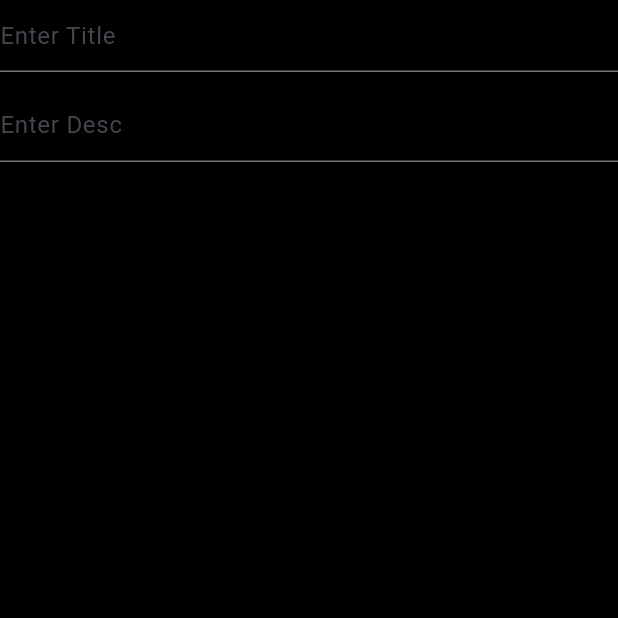
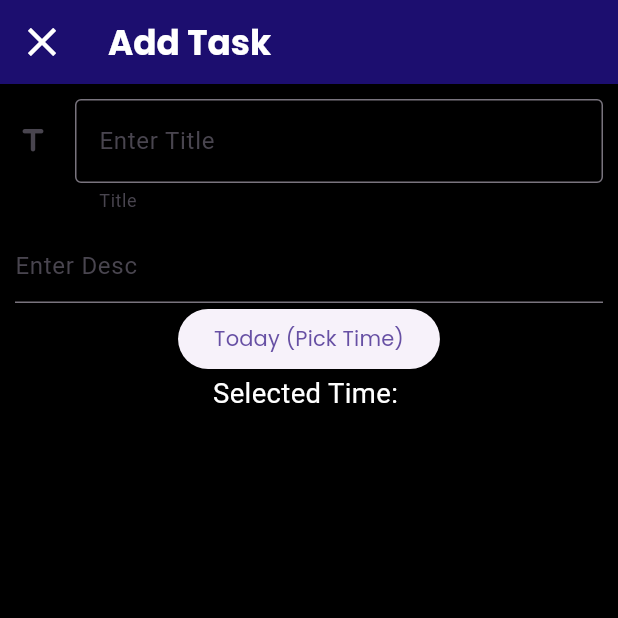
Before and after one commit to Ayushkarun/Tickdone-todo-app, a Flutter app: the Newtask screen opened directly, on a phone screen of 412 x 824 dp, the top half of it. Run offline on Flutter 3.47's test engine with Material 3 defaults, Android fonts, the phone set to English and light mode, and no system bars; our stand-ins replace awesome_snackbar_content, blurrycontainer, firebase_core, flutter_native_splash, flutter_screenutil, flutter_spinkit and 3 more; missing offline and left inert: day_night_time_picker; accounts and stored records are empty.

Commit message:
New task page

```diff
--- a/lib/Screens/Task/NewTask.dart
+++ b/lib/Screens/Task/NewTask.dart
@@ -1,5 +1,7 @@
 import 'package:flutter/material.dart';
 import 'package:flutter_screenutil/flutter_screenutil.dart';
+import 'package:day_night_time_picker/day_night_time_picker.dart';
+
 class Newtask extends StatefulWidget {
   const Newtask({super.key});
 
@@ -8,26 +10,78 @@ class Newtask extends StatefulWidget {
 }
 
 class _NewtaskState extends State<Newtask> {
+  Time _time = Time(hour: 10, minute: 30, second: 0);
+
   @override
   Widget build(BuildContext context) {
     return Scaffold(
+      appBar: AppBar(
+        leading: IconButton(
+          onPressed: () {
+            Navigator.pop(context);
+          },
+          icon: Icon(Icons.close, color: Colors.white, size: 28.sp),
+        ),
+        backgroundColor: const Color(0xFF1C0E6F),
+        title: Text(
+          'Add Task',
+          style: TextStyle(
+            color: Colors.white,
+            fontFamily: 'Poppins',
+            fontSize: 20.sp,
+            fontWeight: FontWeight.bold,
+          ),
+        ),
+      ),
       backgroundColor: Colors.black,
       body: Stack(
         children: [
-          SafeArea(
-            child: SingleChildScrollView(
-              child: Form(
+          SingleChildScrollView(
+            child: Form(
+              child: Padding(
+                padding: const EdgeInsets.all(10.0),
                 child: Column(
                   children: [
                     TextFormField(
-                      decoration: InputDecoration(hintText: 'Enter Title'),
+                      style: TextStyle(
+                        color: Colors.white,
+                      ),
+                      decoration: InputDecoration(
+                        hintText: 'Enter Title',
+                        icon: Icon(Icons.title_rounded),
+                        helperText: 'Title',
+                        border: OutlineInputBorder(),
+                      ),
                     ),
-                    SizedBox(height: 10.h,),
+                    SizedBox(height: 10.h),
                     TextFormField(
-                      decoration: InputDecoration(
-                        hintText: 'Enter Desc'
+                      decoration: InputDecoration(hintText: 'Enter Desc'),
+                    ),
+                    ElevatedButton(
+                      onPressed: () {
+                        Navigator.of(context).push(
+                          showPicker(
+                            context: context,
+                            value: _time,
+                            onChange: (newTime) {
+                              setState(() {
+                                _time = newTime;
+                              });
+                            },
+                            iosStylePicker: true,
+                            is24HrFormat: false,
+                          ),
+                        );
+                      },
+                      child: Text(
+                        "Today (Pick Time)",
+                        style: TextStyle(fontFamily: 'Poppins'),
                       ),
-                    )
+                    ),
+                    Text(
+                      "Selected Time: ${_time.format(context)}",
+                      style: TextStyle(color: Colors.white, fontSize: 16.sp),
+                    ),
                   ],
                 ),
               ),
--- a/pubspec.yaml
+++ b/pubspec.yaml
@@ -52,6 +52,7 @@ dependencies:
   # gradient_widgets: ^0.6.0
   blurrycontainer: ^2.1.0
   provider: ^6.1.5
+  day_night_time_picker: ^1.3.1
 
 
 dev_dependencies:
```
Also changed, not shown: pubspec.lock.
